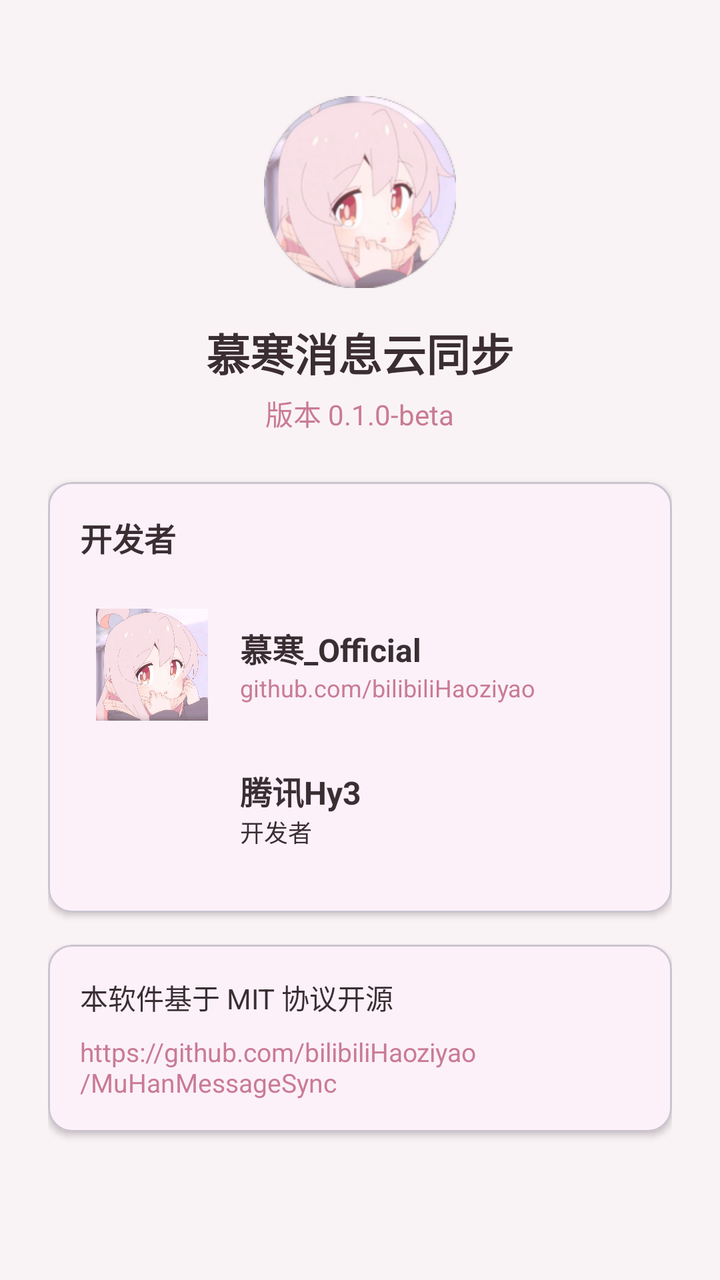
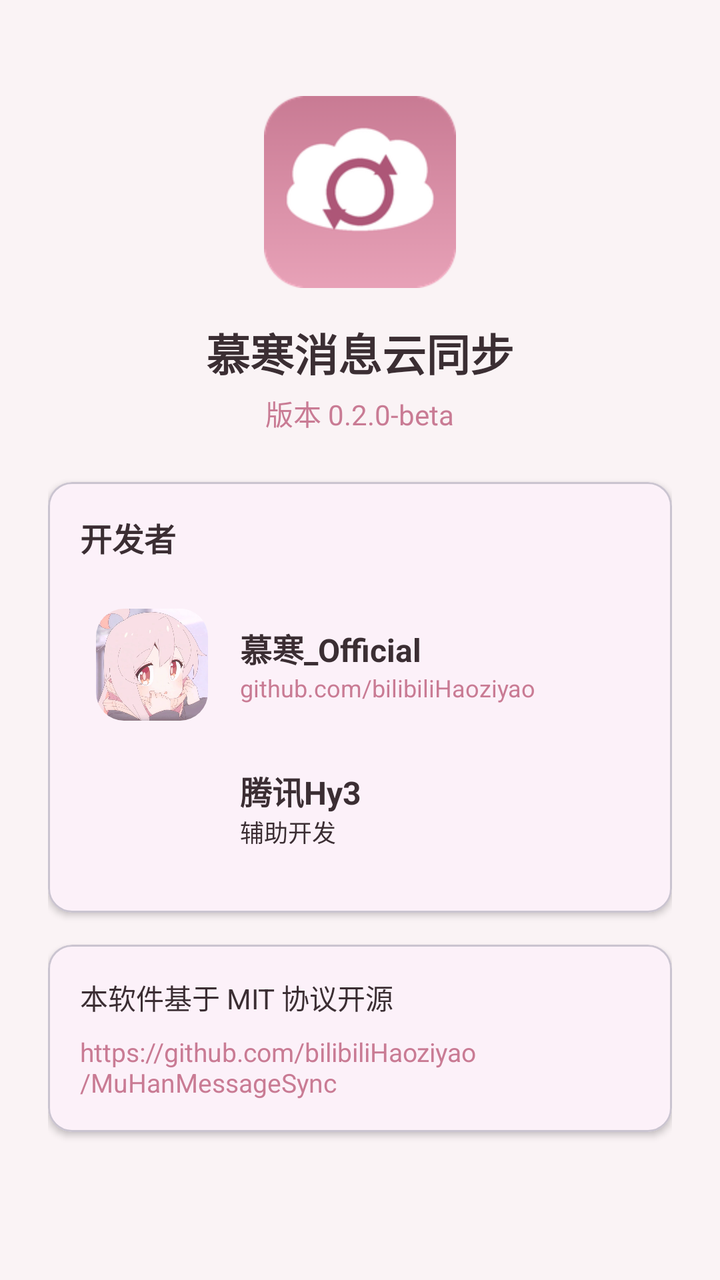

Two renders of the same Android screen: before a commit and after it. Below are the layout's source before the change and the commit's diff.
<!-- AndroidManifest.xml: application theme Theme.MuHanSync -->
<!-- res/layout/activity_about.xml -->
<?xml version="1.0" encoding="utf-8"?>
<ScrollView xmlns:android="http://schemas.android.com/apk/res/android"
    xmlns:app="http://schemas.android.com/apk/res-auto"
    android:layout_width="match_parent"
    android:layout_height="match_parent"
    android:background="@color/background"
    android:fillViewport="true">

    <LinearLayout
        android:layout_width="match_parent"
        android:layout_height="wrap_content"
        android:gravity="center_horizontal"
        android:orientation="vertical"
        android:padding="24dp">

        <ImageView
            android:layout_width="96dp"
            android:layout_height="96dp"
            android:layout_marginTop="24dp"
            android:contentDescription="@string/app_name"
            android:src="@mipmap/ic_launcher" />

        <TextView
            android:layout_width="wrap_content"
            android:layout_height="wrap_content"
            android:layout_marginTop="16dp"
            android:text="@string/app_name"
            android:textColor="@color/text_main"
            android:textSize="22sp"
            android:textStyle="bold" />

        <TextView
            android:layout_width="wrap_content"
            android:layout_height="wrap_content"
            android:layout_marginTop="4dp"
            android:text="@string/version_text"
            android:textColor="@color/primary_dark"
            android:textSize="14sp" />

        <com.google.android.material.card.MaterialCardView
            android:layout_width="match_parent"
            android:layout_height="wrap_content"
            android:layout_marginTop="24dp"
            app:cardCornerRadius="12dp"
            app:cardElevation="2dp">

            <LinearLayout
                android:layout_width="match_parent"
                android:layout_height="wrap_content"
                android:orientation="vertical"
                android:padding="16dp">

                <TextView
                    android:layout_width="wrap_content"
                    android:layout_height="wrap_content"
                    android:text="开发者"
                    android:textColor="@color/text_main"
                    android:textSize="16sp"
                    android:textStyle="bold" />

                
                <LinearLayout
                    android:id="@+id/devMuhan"
                    android:layout_width="match_parent"
                    android:layout_height="wrap_content"
                    android:layout_marginTop="16dp"
                    android:background="?attr/selectableItemBackground"
                    android:gravity="center_vertical"
                    android:orientation="horizontal"
                    android:padding="8dp">

                    <ImageView
                        android:layout_width="56dp"
                        android:layout_height="56dp"
                        android:contentDescription="慕寒_Official"
                        android:src="@drawable/muhan_avatar" />

                    <LinearLayout
                        android:layout_width="0dp"
                        android:layout_height="wrap_content"
                        android:layout_marginStart="16dp"
                        android:layout_weight="1"
                        android:orientation="vertical">

                        <TextView
                            android:layout_width="wrap_content"
                            android:layout_height="wrap_content"
                            android:text="慕寒_Official"
                            android:textColor="@color/text_main"
                            android:textSize="16sp"
                            android:textStyle="bold" />

                        <TextView
                            android:layout_width="wrap_content"
                            android:layout_height="wrap_content"
                            android:text="github.com/bilibiliHaoziyao"
                            android:textColor="@color/primary_dark"
                            android:textSize="12sp" />
                    </LinearLayout>
                </LinearLayout>

                
                <LinearLayout
                    android:id="@+id/devHy3"
                    android:layout_width="match_parent"
                    android:layout_height="wrap_content"
                    android:background="?attr/selectableItemBackground"
                    android:gravity="center_vertical"
                    android:orientation="horizontal"
                    android:padding="8dp">

                    <ImageView
                        android:layout_width="56dp"
                        android:layout_height="56dp"
                        android:contentDescription="腾讯Hy3"
                        android:padding="8dp"
                        android:src="@android:drawable/sym_def_app_icon" />

                    <LinearLayout
                        android:layout_width="0dp"
                        android:layout_height="wrap_content"
                        android:layout_marginStart="16dp"
                        android:layout_weight="1"
                        android:orientation="vertical">

                        <TextView
                            android:layout_width="wrap_content"
                            android:layout_height="wrap_content"
                            android:text="腾讯Hy3"
                            android:textColor="@color/text_main"
                            android:textSize="16sp"
                            android:textStyle="bold" />

                        <TextView
                            android:layout_width="wrap_content"
                            android:layout_height="wrap_content"
                            android:text="开发者"
                            android:textColor="@color/text_main"
                            android:textSize="12sp" />
                    </LinearLayout>
                </LinearLayout>
            </LinearLayout>
        </com.google.android.material.card.MaterialCardView>

        <com.google.android.material.card.MaterialCardView
            android:layout_width="match_parent"
            android:layout_height="wrap_content"
            android:layout_marginTop="16dp"
            android:layout_marginBottom="24dp"
            app:cardCornerRadius="12dp"
            app:cardElevation="2dp">

            <LinearLayout
                android:layout_width="match_parent"
                android:layout_height="wrap_content"
                android:orientation="vertical"
                android:padding="16dp">

                <TextView
                    android:layout_width="wrap_content"
                    android:layout_height="wrap_content"
                    android:text="@string/license_text"
                    android:textColor="@color/text_main"
                    android:textSize="14sp" />

                <TextView
                    android:id="@+id/tvRepo"
                    android:layout_width="wrap_content"
                    android:layout_height="wrap_content"
                    android:layout_marginTop="8dp"
                    android:background="?attr/selectableItemBackground"
                    android:text="@string/repo_url"
                    android:textColor="@color/primary_dark"
                    android:textSize="13sp" />
            </LinearLayout>
        </com.google.android.material.card.MaterialCardView>
    </LinearLayout>
</ScrollView>
<!-- resources referenced by this layout -->
<resources>
  <color name="background">#FAF3F5</color>
  <color name="primary_dark">#C97B94</color>
  <color name="text_main">#3B2E33</color>
  <!-- drawable muhan_avatar: png bitmap (drawable-nodpi, 211037 bytes) -->
  <!-- mipmap ic_launcher: png bitmap (mipmap-hdpi, 9679 bytes) -->
  <string name="app_name">慕寒消息云同步</string>
  <string name="license_text">本软件基于 MIT 协议开源</string>
  <string name="repo_url">https://github.com/bilibiliHaoziyao/MuHanMessageSync</string>
  <string name="version_text">版本 0.1.0-beta</string>
  <style name="Theme.MuHanSync" parent="Theme.Material3.Light.NoActionBar">
          <item name="colorPrimary">@color/primary</item>
          <item name="colorPrimaryDark">@color/primary_dark</item>
          <item name="colorSecondary">@color/accent</item>
          <item name="android:colorBackground">@color/background</item>
          <item name="android:statusBarColor">@color/primary_dark</item>
      </style>
  <color name="primary">#E8A2B8</color>
  <color name="accent">#F5C2D0</color>
</resources>

<!-- the commit's change to res/layout/activity_about.xml (unified diff, before → after) -->
@@ -70,9 +70,14 @@
                     android:padding="8dp">
 
                     <ImageView
+                        android:id="@+id/imgMuhan"
                         android:layout_width="56dp"
                         android:layout_height="56dp"
+                        android:background="@drawable/rounded_rect"
+                        android:clipToOutline="true"
                         android:contentDescription="慕寒_Official"
+                        android:outlineProvider="background"
+                        android:scaleType="centerCrop"
                         android:src="@drawable/muhan_avatar" />
 
                     <LinearLayout
@@ -134,7 +139,7 @@
                         <TextView
                             android:layout_width="wrap_content"
                             android:layout_height="wrap_content"
-                            android:text="开发者"
+                            android:text="@string/role_assistant_dev"
                             android:textColor="@color/text_main"
                             android:textSize="12sp" />
                     </LinearLayout>
<!-- resource entries referenced after the edit -->
@@ -4,11 +4,19 @@
   <color name="primary_dark">#C97B94</color>
   <color name="text_main">#3B2E33</color>
   <!-- drawable muhan_avatar: png bitmap (drawable-nodpi, 211037 bytes) -->
-  <!-- mipmap ic_launcher: png bitmap (mipmap-hdpi, 9679 bytes) -->
+  <!-- drawable rounded_rect (drawable) -->
+  <?xml version="1.0" encoding="utf-8"?>
+  <shape xmlns:android="http://schemas.android.com/apk/res/android"
+      android:shape="rectangle">
+      <solid android:color="@color/surface" />
+      <corners android:radius="14dp" />
+  </shape>
+  <!-- mipmap ic_launcher: png bitmap (mipmap-hdpi, 4637 bytes) -->
   <string name="app_name">慕寒消息云同步</string>
   <string name="license_text">本软件基于 MIT 协议开源</string>
   <string name="repo_url">https://github.com/bilibiliHaoziyao/MuHanMessageSync</string>
-  <string name="version_text">版本 0.1.0-beta</string>
+  <string name="role_assistant_dev">辅助开发</string>
+  <string name="version_text">版本 0.2.0-beta</string>
   <style name="Theme.MuHanSync" parent="Theme.Material3.Light.NoActionBar">
           <item name="colorPrimary">@color/primary</item>
           <item name="colorPrimaryDark">@color/primary_dark</item>
@@ -16,6 +24,7 @@
           <item name="android:colorBackground">@color/background</item>
           <item name="android:statusBarColor">@color/primary_dark</item>
       </style>
+  <color name="surface">#FFFFFF</color>
   <color name="primary">#E8A2B8</color>
   <color name="accent">#F5C2D0</color>
 </resources>
